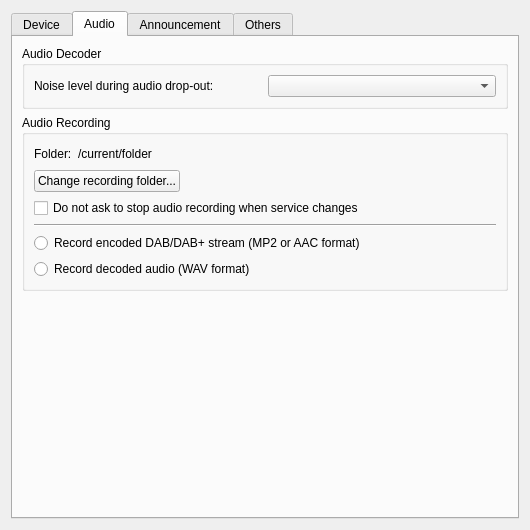
Before: the Qt Designer form gui/setupdialog.ui in KejPi/AbracaDABra, drawn with Qt 5.
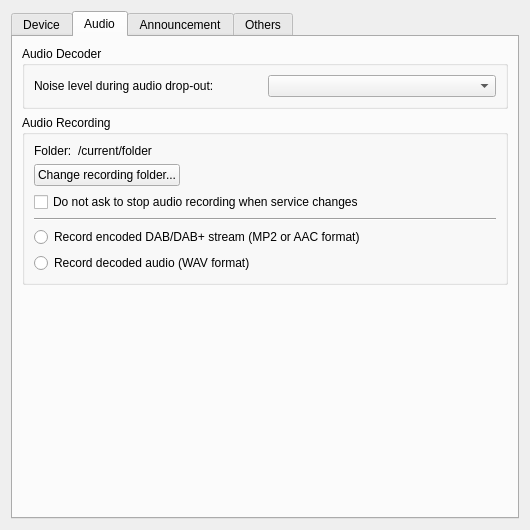
After: the same form once the commit is applied. The open tabs and pages were chosen to show the change. Custom widgets are drawn as their Qt base class.

Commit message: fix: Audio recording folder label in Settings

The edit to the form file:
```diff
--- a/gui/setupdialog.ui
+++ b/gui/setupdialog.ui
@@ -1236,6 +1236,12 @@
              <layout class="QHBoxLayout" name="horizontalLayout_15">
               <item>
                <widget class="QLabel" name="label_3">
+                <property name="sizePolicy">
+                 <sizepolicy hsizetype="Minimum" vsizetype="Preferred">
+                  <horstretch>0</horstretch>
+                  <verstretch>0</verstretch>
+                 </sizepolicy>
+                </property>
                 <property name="text">
                  <string>Folder:</string>
                 </property>
@@ -1244,7 +1250,7 @@
               <item>
                <widget class="ElidedLabel" name="audioRecordingFolderLabel">
                 <property name="sizePolicy">
-                 <sizepolicy hsizetype="Minimum" vsizetype="Preferred">
+                 <sizepolicy hsizetype="Expanding" vsizetype="Preferred">
                   <horstretch>0</horstretch>
                   <verstretch>0</verstretch>
                  </sizepolicy>
@@ -1254,19 +1260,6 @@
                 </property>
                </widget>
               </item>
-              <item>
-               <spacer name="horizontalSpacer_8">
-                <property name="orientation">
-                 <enum>Qt::Horizontal</enum>
-                </property>
-                <property name="sizeHint" stdset="0">
-                 <size>
-                  <width>40</width>
-                  <height>20</height>
-                 </size>
-                </property>
-               </spacer>
-              </item>
              </layout>
             </item>
            </layout>
```
Left out of the diff: 4 changed lines with no effect on the pictures. The commit also changes 1 other file.
